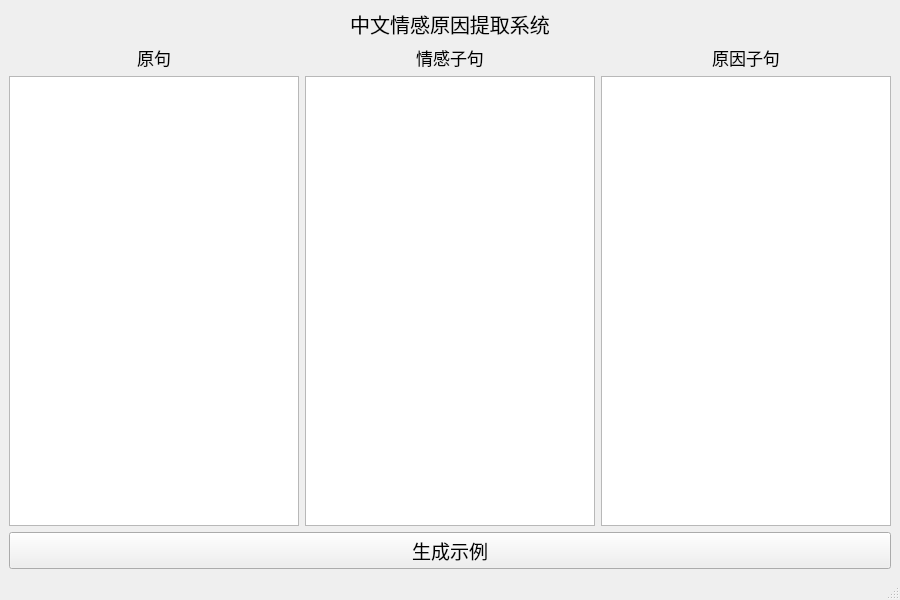
Qt form main_window.ui (cuiding/RTHN-master2) before a commit.
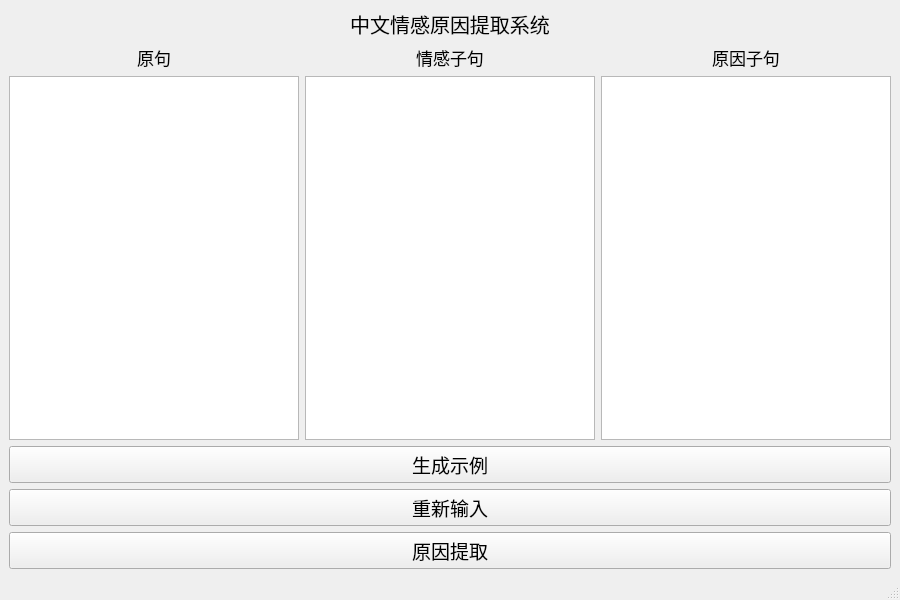
The same form after that commit.

What changed in the file:
```diff
--- a/main_window.ui
+++ b/main_window.ui
@@ -139,6 +139,32 @@
       </property>
      </widget>
     </item>
+    <item>
+     <widget class="QPushButton" name="clear_btn">
+      <property name="font">
+       <font>
+        <family>Adobe 宋体 Std L</family>
+        <pointsize>14</pointsize>
+       </font>
+      </property>
+      <property name="text">
+       <string>重新输入</string>
+      </property>
+     </widget>
+    </item>
+    <item>
+     <widget class="QPushButton" name="ecc_btn">
+      <property name="font">
+       <font>
+        <family>Adobe 宋体 Std L</family>
+        <pointsize>14</pointsize>
+       </font>
+      </property>
+      <property name="text">
+       <string>原因提取</string>
+      </property>
+     </widget>
+    </item>
    </layout>
   </widget>
   <widget class="QMenuBar" name="menubar">
```
Left out of the diff: 37 changed lines with no effect on the pictures.
